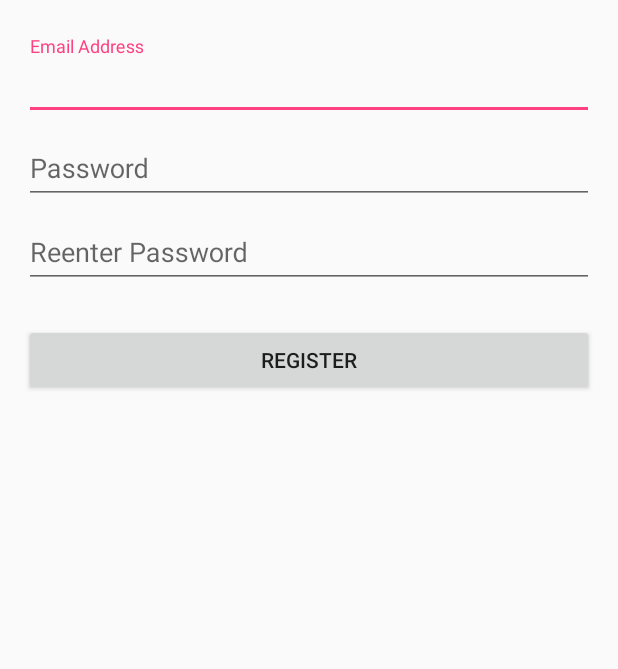
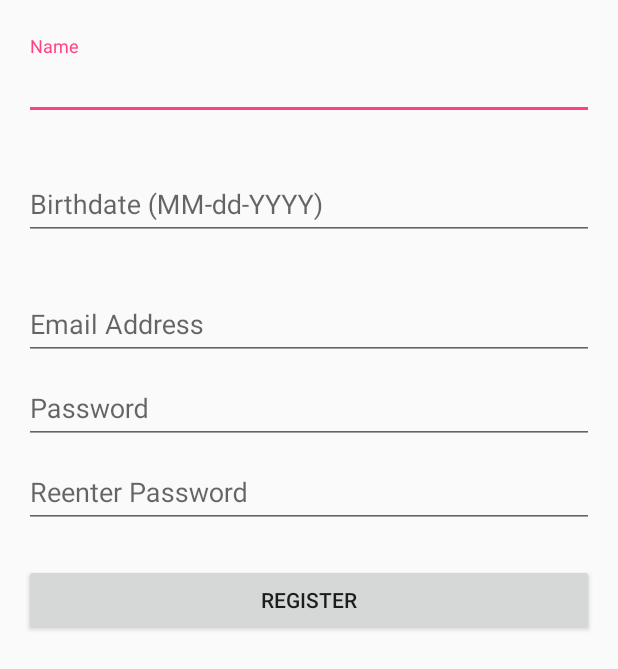
Before and after one commit to emuhlestein/FinancialPlanner, an Android app: the NewUserActivity screen opened directly, with no data from a screen before it, on a phone screen of 412 x 824 dp. Shown: the top 669 px of the screen. Run offline under Robolectric (Android 15) with nearby library versions, the phone set to English and light mode, and no system bars; our stand-ins replace ButterKnife.

Commit message:
Refactor new user screen. Validate name and date.

```diff
--- a/retirementhelper/src/main/java/com/intelliviz/retirementhelper/db/RetirementProvider.java
+++ b/retirementhelper/src/main/java/com/intelliviz/retirementhelper/db/RetirementProvider.java
@@ -278,7 +278,7 @@ public class RetirementProvider extends ContentProvider {
 
         @Override
         public void onCreate(SQLiteDatabase db) {
-            // create the peronal info table
+            // create the personal info table
             String sql = "CREATE TABLE " + RetirementContract.PeronsalInfoEntry.TABLE_NAME +
                     " ( " + RetirementContract.PeronsalInfoEntry._ID + " INTEGER PRIMARY KEY AUTOINCREMENT, " +
                     RetirementContract.PeronsalInfoEntry.COLUMN_EMAIL + " TEXT NOT NULL, " +
--- a/retirementhelper/src/main/res/layout/activity_new_user.xml
+++ b/retirementhelper/src/main/res/layout/activity_new_user.xml
@@ -1,19 +1,66 @@
 <?xml version="1.0" encoding="utf-8"?>
-<LinearLayout xmlns:android="http://schemas.android.com/apk/res/android"
+<android.support.design.widget.CoordinatorLayout android:id="@+id/coordinatorLayout"
+    xmlns:android="http://schemas.android.com/apk/res/android"
+    xmlns:app="http://schemas.android.com/apk/res-auto"
     xmlns:tools="http://schemas.android.com/tools"
+    android:layout_width="match_parent"
+    android:layout_height="match_parent"
+    tools:context=".ui.NewUserActivity">
+
+    <LinearLayout
         android:layout_width="match_parent"
         android:layout_height="wrap_content"
         android:orientation="vertical">
 
         <android.support.design.widget.TextInputLayout
+            android:id="@+id/input_layout_name"
+            android:layout_width="match_parent"
+            android:layout_height="wrap_content"
+            android:layout_marginEnd="16dp"
+            android:layout_marginLeft="16dp"
+            android:layout_marginRight="16dp"
+            android:layout_marginStart="16dp"
+            android:paddingTop="24dp">
+
+            <EditText
+                android:id="@+id/name_edit_text"
+                android:layout_width="match_parent"
+                android:layout_height="wrap_content"
+                android:layout_marginTop="30dp"
+                android:ems="10"
+                android:hint="Name"
+                android:inputType="textPersonName" />
+        </android.support.design.widget.TextInputLayout>
+
+        <android.support.design.widget.TextInputLayout
+            android:id="@+id/input_layout_birthdate"
+            android:layout_width="match_parent"
+            android:layout_height="wrap_content"
+            android:layout_marginEnd="16dp"
+            android:layout_marginLeft="16dp"
+            android:layout_marginRight="16dp"
+            android:layout_marginStart="16dp"
+            android:paddingTop="24dp">
+
+            <EditText
+                android:id="@+id/birthdate_edit_text"
+                android:layout_width="match_parent"
+                android:layout_height="wrap_content"
+                android:layout_marginTop="30dp"
+                android:ems="10"
+                android:hint="Birthdate (MM-dd-YYYY)"
+                android:inputType="date" />
+        </android.support.design.widget.TextInputLayout>
+
+        <android.support.design.widget.TextInputLayout
             android:id="@+id/input_layout_email"
             android:layout_width="match_parent"
             android:layout_height="wrap_content"
-        android:paddingTop="24dp"
+            android:layout_marginEnd="16dp"
             android:layout_marginLeft="16dp"
+            android:layout_marginRight="16dp"
             android:layout_marginStart="16dp"
-        android:layout_marginRight="16dp"
-        android:layout_marginEnd="16dp">
+            android:paddingTop="24dp">
 
             <EditText
                 android:id="@+id/email_edit_text"
@@ -29,10 +76,10 @@
             android:id="@+id/input_layout_password"
             android:layout_width="match_parent"
             android:layout_height="wrap_content"
+            android:layout_marginEnd="16dp"
             android:layout_marginLeft="16dp"
-        android:layout_marginStart="16dp"
             android:layout_marginRight="16dp"
-        android:layout_marginEnd="16dp">
+            android:layout_marginStart="16dp">
 
             <EditText
                 android:id="@+id/password_edit_text"
@@ -48,10 +95,10 @@
             android:id="@+id/input_layout_password2"
             android:layout_width="match_parent"
             android:layout_height="wrap_content"
+            android:layout_marginEnd="16dp"
             android:layout_marginLeft="16dp"
-        android:layout_marginStart="16dp"
             android:layout_marginRight="16dp"
-        android:layout_marginEnd="16dp">
+            android:layout_marginStart="16dp">
 
             <EditText
                 android:id="@+id/password2_edit_text"
@@ -62,15 +109,17 @@
                 android:hint="@string/reenter_password_hint"
                 android:inputType="textEmailAddress" />
         </android.support.design.widget.TextInputLayout>
+
         <Button
             android:id="@+id/register_button"
             android:layout_width="match_parent"
             android:layout_height="wrap_content"
+            android:layout_marginEnd="16dp"
+            android:layout_marginLeft="16dp"
+            android:layout_marginRight="16dp"
+            android:layout_marginStart="16dp"
             android:layout_marginTop="24dp"
-        android:layout_marginLeft="16dp"
-        android:layout_marginStart="16dp"
-        android:layout_marginRight="16dp"
-        android:layout_marginEnd="16dp"
-        android:text="@string/register"
-        android:onClick="registerUser"/>
+            android:onClick="registerUser"
+            android:text="@string/register" />
     </LinearLayout>
+</android.support.design.widget.CoordinatorLayout>
```
Also changed, not shown: retirementhelper/src/main/java/com/intelliviz/retirementhelper/ui/NewUserActivity.java (+84 -1 lines). Lines whose indentation alone changed are shown as unchanged.
